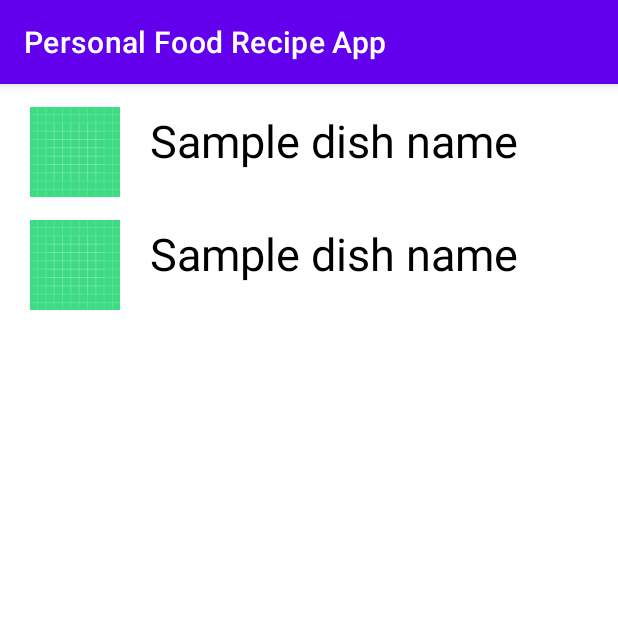
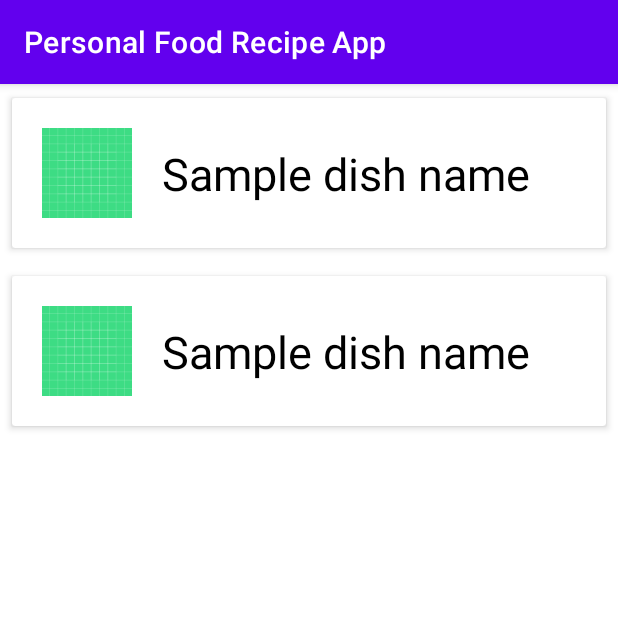
Before and after one commit to Agamjyot08/PersonalFoodRecipeApp, an Android app: the screen it shows after launch (MainActivity), on a phone screen of 412 x 824 dp, the top half of it. Run offline under Robolectric (Android 15) with nearby library versions, the phone set to English and light mode, and no system bars.

Commit message:
Fourth Commit

```diff
--- a/app/src/main/java/com/android/personalfoodrecipeapp/Adapter.java
+++ b/app/src/main/java/com/android/personalfoodrecipeapp/Adapter.java
@@ -1,6 +1,7 @@
 package com.android.personalfoodrecipeapp;
 
 import android.content.Context;
+import android.content.Intent;
 import android.view.LayoutInflater;
 import android.view.View;
 import android.view.ViewGroup;
@@ -8,10 +9,10 @@ import android.widget.ImageView;
 import android.widget.TextView;
 
 import androidx.annotation.NonNull;
+import androidx.cardview.widget.CardView;
 import androidx.recyclerview.widget.RecyclerView;
 
 import java.util.List;
-import java.util.ArrayList;
 
 public class Adapter extends RecyclerView.Adapter<ItemViewHolder> {
 
@@ -31,11 +32,26 @@ public class Adapter extends RecyclerView.Adapter<ItemViewHolder> {
     }
 
     @Override
-    public void onBindViewHolder(@NonNull ItemViewHolder ItemViewHolder, int i) {
+    public void onBindViewHolder(@NonNull ItemViewHolder itemViewHolder, int i) {
 
-        ItemViewHolder.imageView.setImageResource(myItemList.get(i).getItemImage());
-        ItemViewHolder.title.setText(myItemList.get(i).getItemName());
-    }
+        itemViewHolder.itemImage.setImageResource(myItemList.get(i).getItemImage());
+        itemViewHolder.title.setText(myItemList.get(i).getItemName());
+
+
+        itemViewHolder.cardView.setOnClickListener(new View.OnClickListener() {
+
+            @Override
+            public void onClick(View view) {
+                Intent intent = new Intent(mContext, ItemDetailsActivity.class);
+                intent.putExtra("Image", myItemList.get(itemViewHolder.getAdapterPosition()).getItemImage());
+                intent.putExtra("Name", myItemList.get(itemViewHolder.getAdapterPosition()).getItemName());
+                intent.putExtra("Ingredients", myItemList.get(itemViewHolder.getAdapterPosition()).getItemIngredients());
+                intent.putExtra("Steps", myItemList.get(itemViewHolder.getAdapterPosition()).getItemSteps());
+
+                mContext.startActivity(intent);
+            }
+
+        });    }
 
     @Override
     public int getItemCount() {
@@ -45,14 +61,20 @@ public class Adapter extends RecyclerView.Adapter<ItemViewHolder> {
 
 class ItemViewHolder extends RecyclerView.ViewHolder {
 
-    ImageView imageView;
+    ImageView itemImage;
     TextView title;
+    TextView ingredients;
+    TextView steps;
+    CardView cardView;
 
     public ItemViewHolder(View itemView) {
         super(itemView);
 
-        imageView = itemView.findViewById(R.id.imageView);
+        itemImage = itemView.findViewById(R.id.itemImage);
         title = itemView.findViewById(R.id.title);
+        cardView = itemView.findViewById(R.id.cardView);
+        ingredients = itemView.findViewById(R.id.txt_ing_info);
+        steps = itemView.findViewById(R.id.txt_steps_info);
 
     }
 }
--- a/app/src/main/java/com/android/personalfoodrecipeapp/FoodData.java
+++ b/app/src/main/java/com/android/personalfoodrecipeapp/FoodData.java
@@ -13,8 +13,8 @@ public class FoodData {
     public FoodData(String itemName, String itemIngredients, String itemSteps, int itemImage) {
         this.itemName = itemName;
         this.itemIngredients = itemIngredients;
-        ItemSteps = itemSteps;
-        ItemImage = itemImage;
+        this.ItemSteps = itemSteps;
+        this.ItemImage = itemImage;
     }
 
     public String getItemName() {
--- a/app/src/main/res/layout/recycler_item_view.xml
+++ b/app/src/main/res/layout/recycler_item_view.xml
@@ -1,27 +1,44 @@
 <?xml version="1.0" encoding="utf-8"?>
-<RelativeLayout xmlns:android="http://schemas.android.com/apk/res/android"
+<LinearLayout xmlns:android="http://schemas.android.com/apk/res/android"
     android:layout_width="match_parent"
     android:layout_height="wrap_content"
-    xmlns:app="http://schemas.android.com/apk/res-auto">
+    xmlns:app="http://schemas.android.com/apk/res-auto"
+    android:orientation="vertical">
+
+    <androidx.cardview.widget.CardView
+        android:id="@+id/cardView"
+        android:layout_width="match_parent"
+        android:layout_height="wrap_content"
+        android:layout_margin="4dp"
+        app:cardElevation="3dp"
+        app:cardUseCompatPadding="true">
+
+        <RelativeLayout
+            android:layout_width="match_parent"
+            android:layout_height="match_parent">
 
             <ImageView
-        android:id="@+id/imageView"
+                android:id="@+id/itemImage"
                 android:layout_width="60dp"
                 android:layout_height="60dp"
                 android:layout_marginStart="20dp"
-        android:layout_marginTop="15dp"
+                android:layout_marginTop="20dp"
+                android:layout_marginEnd="20dp"
+                android:layout_marginBottom="20dp"
                 app:srcCompat="@drawable/ic_launcher_background" />
 
         <TextView
             android:id="@+id/title"
-        android:layout_width="match_parent"
+            android:layout_width="wrap_content"
             android:layout_height="wrap_content"
-        android:layout_alignParentEnd="true"
-        android:layout_centerVertical="true"
-        android:layout_marginLeft="20dp"
-        android:layout_toRightOf="@id/imageView"
             android:text="Dish Name"
+            android:layout_marginTop="30dp"
+            android:layout_toRightOf="@id/itemImage"
             android:textColor="@color/black"
             android:textSize="30sp" />
 
         </RelativeLayout>
+
+    </androidx.cardview.widget.CardView>
+
+</LinearLayout>
```
Also changed, not shown: app/src/main/java/com/android/personalfoodrecipeapp/ItemDetailsActivity.java (+22 -0 lines), app/src/main/res/layout/activity_item_details.xml (+7 -6 lines). Lines whose indentation alone changed are shown as unchanged.
